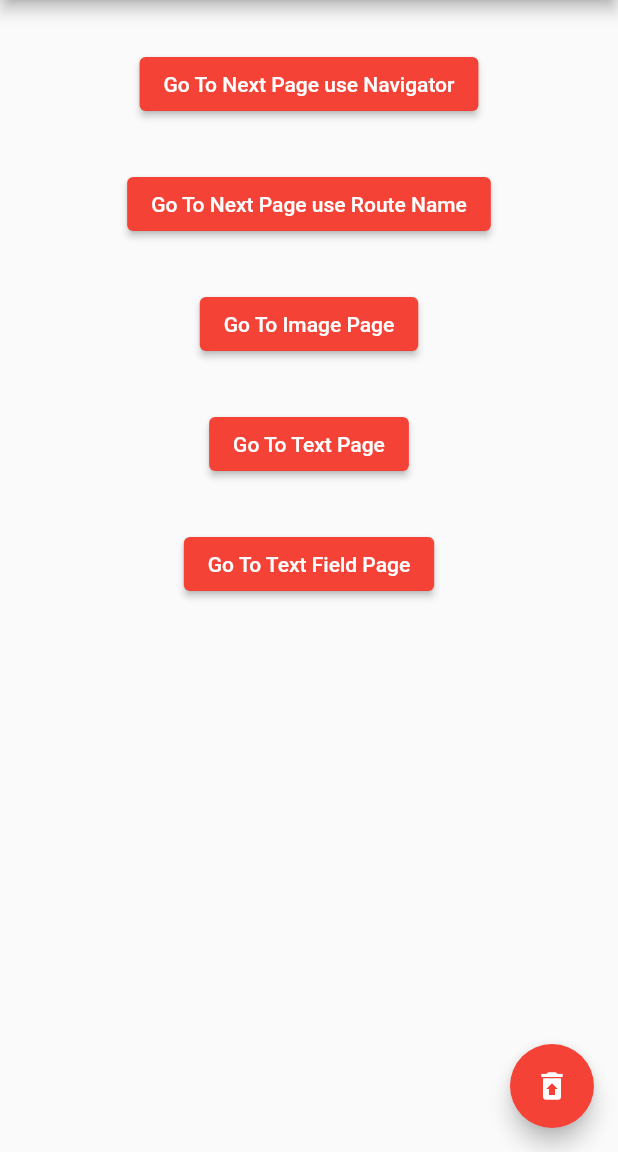
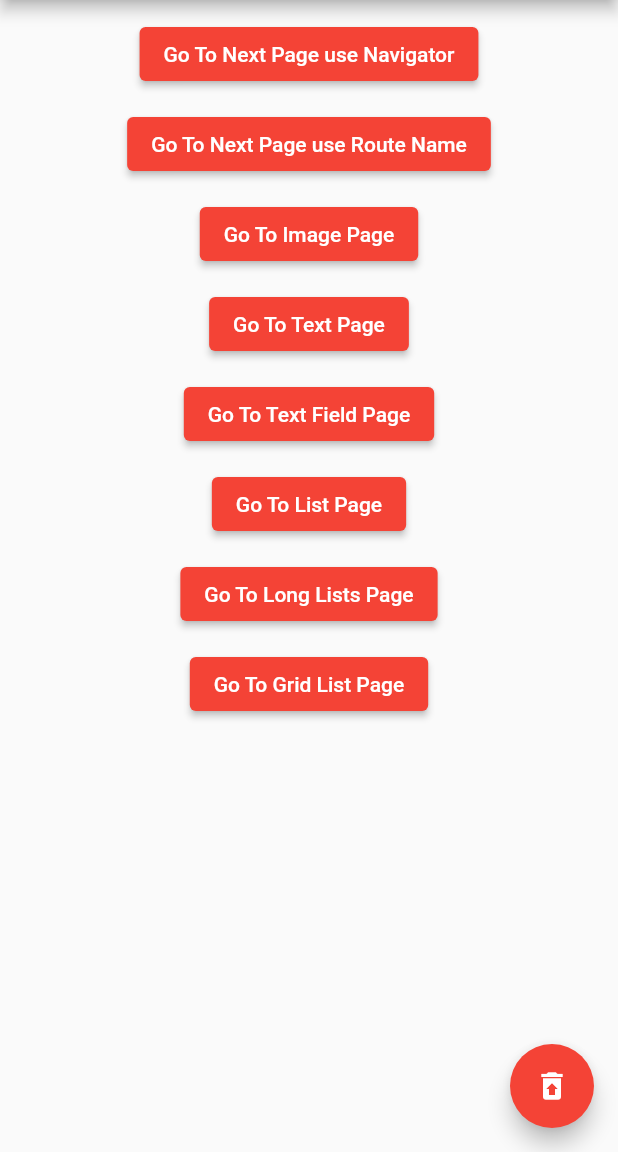
Before and after one commit to xylsqqq/MyFirstFlutterApp, a Flutter app: the screen it shows after launch, on a phone screen of 412 x 824 dp, the part 84-1236 px from its top. Run offline on Flutter 3.47's test engine with Material 2 defaults, Android fonts, the phone set to English and light mode, and no system bars.

Commit message:
List、GridList、LongListsを追加 (#6)

```diff
--- a/lib/main.dart
+++ b/lib/main.dart
@@ -1,6 +1,9 @@
 import 'package:flutter/material.dart';
+import 'package:flutter_univer/list_page.dart';
+import 'package:flutter_univer/long_lists_page.dart';
 import 'package:flutter_univer/text_field_page.dart';
 import 'package:flutter_univer/text_page.dart';
+import 'grid_list_page.dart';
 import 'show_image_page.dart';
 import 'next_page.dart';
 
@@ -39,10 +42,13 @@ class MyHomePage extends StatefulWidget {
 class _MyHomePageState extends State<MyHomePage> {
   String _navigatorButtonText = 'Go To Next Page use Navigator';
   String _routeNameButtonText = 'Go To Next Page use Route Name';
-  final String _imagePage = 'Go To Image Page';
-  final String _textPage = 'Go To Text Page';
-  final String _textFieldPage = 'Go To Text Field Page';
-  final double _buttonPadding = 32.0;
+  static const String _imagePage = 'Go To Image Page';
+  static const String _textPage = 'Go To Text Page';
+  static const String _textFieldPage = 'Go To Text Field Page';
+  static const String _listPage = 'Go To List Page';
+  static const String _longListsPage = 'Go To Long Lists Page';
+  static const String _gridList = 'Go To Grid List Page';
+  static const double _buttonPadding = 12.0;
 
   void _clearButtonTapped() {
     setState(() {
@@ -83,6 +89,18 @@ class _MyHomePageState extends State<MyHomePage> {
     Navigator.push(context, MaterialPageRoute(builder: (context) => const TextFieldUIPage()));
   }
 
+  void _onListPageButtonTapped() {
+    Navigator.push(context, MaterialPageRoute(builder: (context) => const ListPage()));
+  }
+
+  void _onLongListsButtonTapped() {
+    Navigator.push(context, MaterialPageRoute(builder: (context) => const LongListsPage()));
+  }
+
+  void _onGridListPageButtonTapped() {
+    Navigator.push(context, MaterialPageRoute(builder: (context) => const GridListPage()));
+  }
+
   @override
   Widget build(BuildContext context) {
     return Scaffold(
@@ -93,7 +111,7 @@ class _MyHomePageState extends State<MyHomePage> {
         children: [
           Center(
             child: Padding(
-              padding: EdgeInsets.only(top: _buttonPadding),
+              padding: const EdgeInsets.only(top: _buttonPadding),
               child: ElevatedButton(
                 onPressed: _nextPageButtonByNavigatorTapped,
                 child: Text(_navigatorButtonText),
@@ -102,7 +120,7 @@ class _MyHomePageState extends State<MyHomePage> {
           ),
           Center(
             child: Padding(
-              padding: EdgeInsets.only(top: _buttonPadding),
+              padding: const EdgeInsets.only(top: _buttonPadding),
               child: ElevatedButton(
                 onPressed: _nextPageButtonByRouteNameTapped,
                 child: Text(_routeNameButtonText),
@@ -111,7 +129,7 @@ class _MyHomePageState extends State<MyHomePage> {
           ),
           Center(
             child: Padding(
-              padding: EdgeInsets.only(top: _buttonPadding),
+              padding: const EdgeInsets.only(top: _buttonPadding),
               child: ElevatedButton(
                 onPressed: _onImagePageButtonTapped,
                 child: Text(_imagePage),
@@ -120,7 +138,7 @@ class _MyHomePageState extends State<MyHomePage> {
           ),
           Center(
             child: Padding(
-              padding: EdgeInsets.only(top: _buttonPadding),
+              padding: const EdgeInsets.only(top: _buttonPadding),
               child: ElevatedButton(
                 onPressed: _onTextPageButtonTapped,
                 child: Text(_textPage),
@@ -129,13 +147,40 @@ class _MyHomePageState extends State<MyHomePage> {
           ),
           Center(
             child: Padding(
-              padding: EdgeInsets.only(top: _buttonPadding),
+              padding: const EdgeInsets.only(top: _buttonPadding),
               child: ElevatedButton(
                 onPressed: _onTextFieldButtonTapped,
-                child: Text(_textFieldPage),
+                child: const Text(_textFieldPage),
               ),
             ),
           ),
+          Center(
+            child: Padding(
+              padding: const EdgeInsets.only(top: _buttonPadding),
+              child: ElevatedButton(
+                onPressed: _onListPageButtonTapped,
+                child: const Text(_listPage),
+              ),
+            ),
+          ),
+          Center(
+            child: Padding(
+              padding: const EdgeInsets.only(top: _buttonPadding),
+              child: ElevatedButton(
+                onPressed: _onLongListsButtonTapped,
+                child: const Text(_longListsPage),
+              ),
+            ),
+          ),
+          Center(
+            child: Padding(
+              padding: const EdgeInsets.only(top: _buttonPadding),
+              child: ElevatedButton(
+                onPressed: _onGridListPageButtonTapped,
+                child: const Text(_gridList),
+              ),
+            ),
+          )
         ],
       ),
       floatingActionButton: FloatingActionButton(
```
Also changed, not shown: lib/grid_list_page.dart (added, +30 -0 lines), lib/list_page.dart (added, +39 -0 lines), lib/long_lists_page.dart (added, +29 -0 lines).
